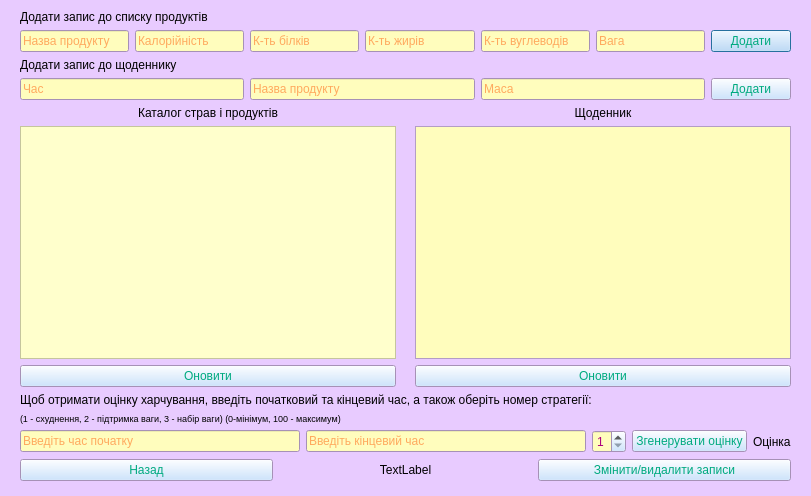
Stalkeroid13/Health_statistic, file foodform.ui: the form before one commit.
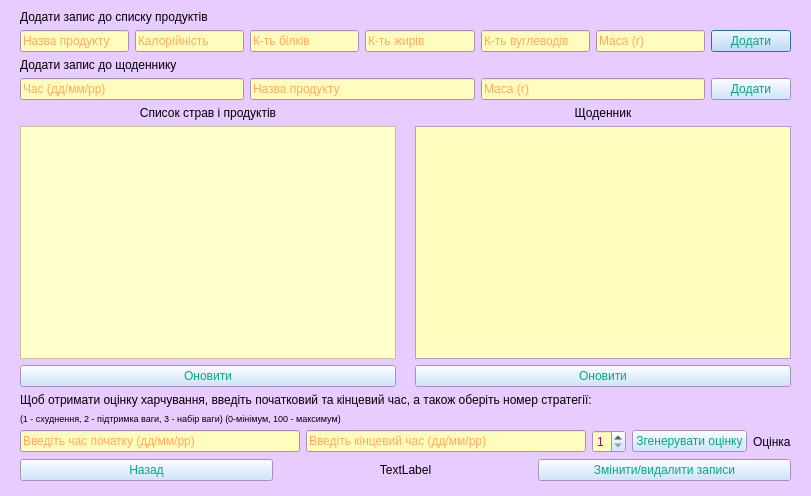
The form after the commit.

Diff of the .ui file:
```diff
--- a/foodform.ui
+++ b/foodform.ui
@@ -416,7 +416,7 @@
       <item>
        <widget class="QLineEdit" name="lineEdit_6">
         <property name="placeholderText">
-         <string>Вага</string>
+         <string>Маса (г)</string>
         </property>
        </widget>
       </item>
@@ -441,7 +441,7 @@
       <item>
        <widget class="QLineEdit" name="lineEdit_10">
         <property name="placeholderText">
-         <string>Час</string>
+         <string>Час (дд/мм/рр)</string>
         </property>
        </widget>
       </item>
@@ -458,7 +458,7 @@
       <item>
        <widget class="QLineEdit" name="lineEdit_14">
         <property name="placeholderText">
-         <string>Маса</string>
+         <string>Маса (г)</string>
         </property>
        </widget>
       </item>
@@ -629,7 +629,7 @@
       <item row="0" column="0">
        <widget class="QLabel" name="label_2">
         <property name="text">
-         <string>Каталог страв і продуктів</string>
+         <string>Список страв і продуктів</string>
         </property>
         <property name="alignment">
          <set>Qt::AlignmentFlag::AlignCenter</set>
@@ -676,7 +676,7 @@
       <item>
        <widget class="QLineEdit" name="lineEdit_7">
         <property name="placeholderText">
-         <string>Введіть час початку</string>
+         <string>Введіть час початку (дд/мм/рр)</string>
         </property>
        </widget>
       </item>
@@ -686,7 +686,7 @@
          <string/>
         </property>
         <property name="placeholderText">
-         <string>Введіть кінцевий час</string>
+         <string>Введіть кінцевий час (дд/мм/рр)</string>
         </property>
        </widget>
       </item>
```
